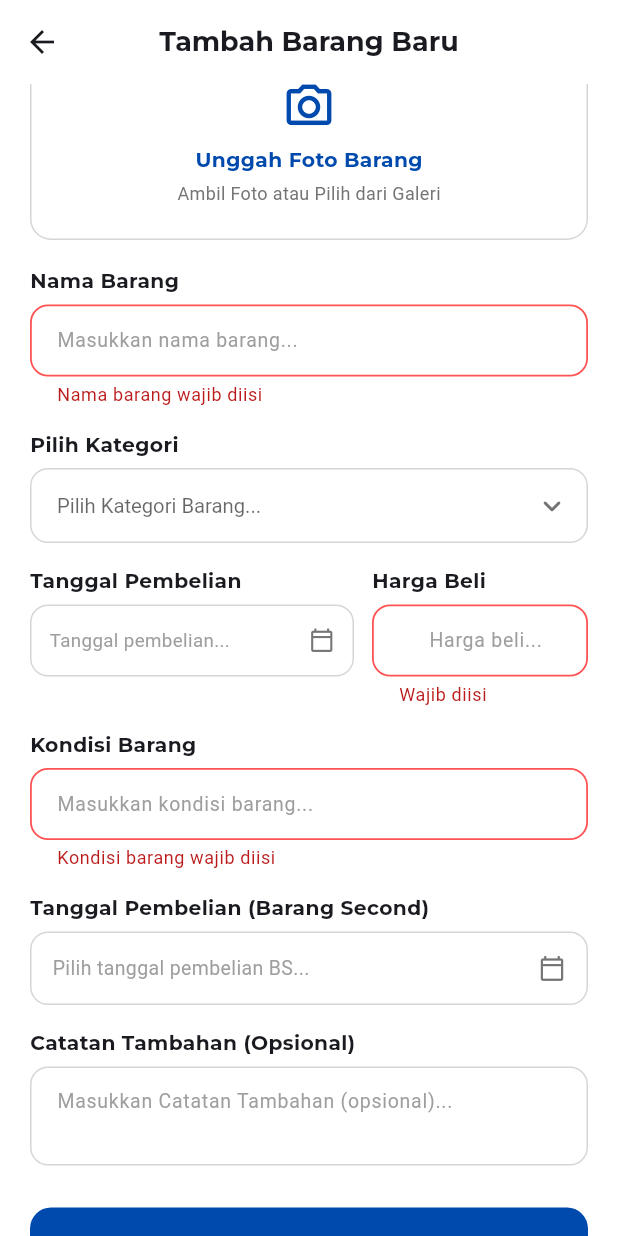
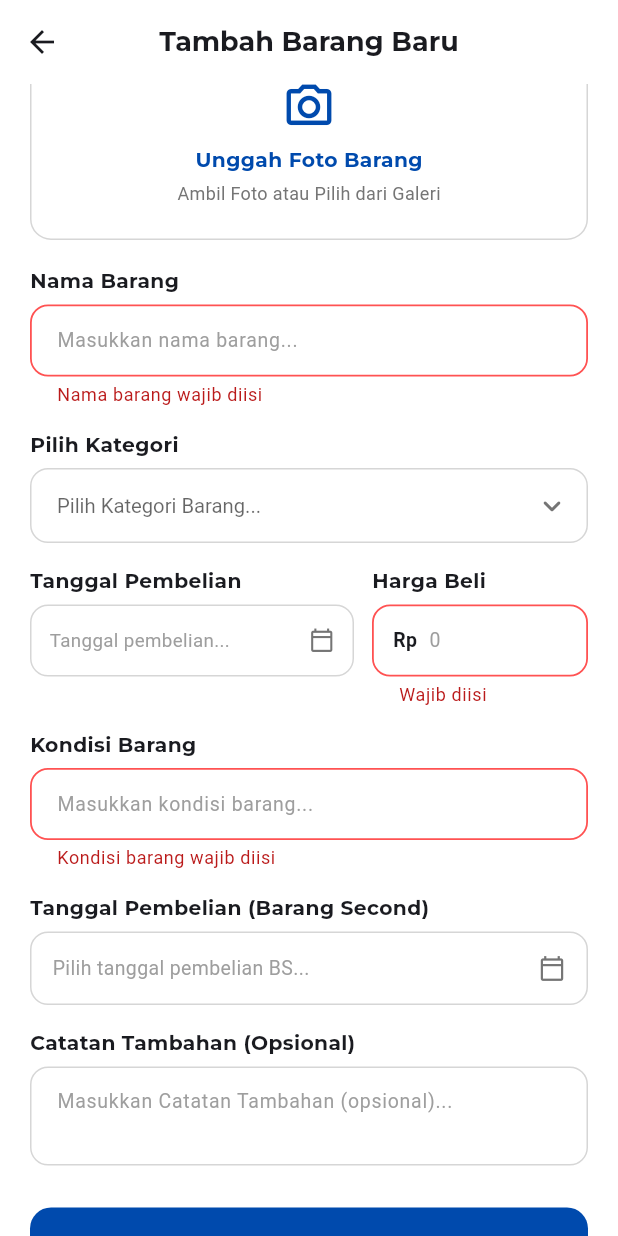
Before and after one commit to fdlh11/keepora, a Flutter app: the TambahBarangScreen screen opened directly, scrolled down 36 dp, after a tap on "Tambah Barang", on a phone screen of 412 x 824 dp. Run offline on Flutter 3.47's test engine with Material 3 defaults, Android fonts, the phone set to English and light mode, and no system bars; our stand-ins replace cloud_firestore, firebase_auth, firebase_core, google_fonts, image_picker, pdf and 2 more; accounts and stored records are empty.

Commit message:
perbaikan notif yg dari bawah ke atas untuk semua halaman yg ada di aplikasi terus perbaikan bug blink di kategori riwayat serta simbol RP yg tidak muncul

```diff
--- a/lib/screens/tambah_barang_screen.dart
+++ b/lib/screens/tambah_barang_screen.dart
@@ -6,6 +6,7 @@ import 'package:google_fonts/google_fonts.dart';
 import 'package:image_picker/image_picker.dart';
 
 import '../services/asset_service.dart';
+import '../utils/top_notif.dart';
 
 class TambahBarangScreen extends StatefulWidget {
   const TambahBarangScreen({super.key});
@@ -90,12 +91,7 @@ class _TambahBarangScreenState extends State<TambahBarangScreen> {
       }
     } catch (e) {
       if (mounted) {
-        ScaffoldMessenger.of(context).showSnackBar(
-          SnackBar(
-            content: Text('Gagal mengambil foto: $e'),
-            backgroundColor: Colors.redAccent,
-          ),
-        );
+        showTopNotif(context, 'Gagal mengambil foto: $e', isError: true);
       }
     }
   }
@@ -434,23 +430,19 @@ class _TambahBarangScreenState extends State<TambahBarangScreen> {
     if (!_formKey.currentState!.validate()) return;
 
     if (_selectedCategory == null) {
-      ScaffoldMessenger.of(context).showSnackBar(
-        const SnackBar(
-          content: Text('Silakan pilih kategori barang terlebih dahulu.'),
-          backgroundColor: Colors.redAccent,
-        ),
+      showTopNotif(
+        context,
+        'Silakan pilih kategori barang terlebih dahulu.',
+        isError: true,
       );
       return;
     }
 
     if (_purchaseDate == null && _secondHandPurchaseDate == null) {
-      ScaffoldMessenger.of(context).showSnackBar(
-        const SnackBar(
-          content: Text(
-            'Silakan pilih Tanggal Beli (baru) atau Tanggal Pembelian (Barang Second).',
-          ),
-          backgroundColor: Colors.redAccent,
-        ),
+      showTopNotif(
+        context,
+        'Silakan pilih Tanggal Beli (baru) atau Tanggal Pembelian (Barang Second).',
+        isError: true,
       );
       return;
     }
@@ -489,37 +481,28 @@ class _TambahBarangScreenState extends State<TambahBarangScreen> {
       });
 
       if (mounted) {
-        ScaffoldMessenger.of(context).showSnackBar(
-          const SnackBar(
-            content: Text('Barang berhasil ditambahkan.'),
-            backgroundColor: Color(0xFF004AAD),
-          ),
-        );
+        showTopNotif(context, 'Barang berhasil ditambahkan.');
         Navigator.pop(context, true);
       }
     } catch (e) {
       if (mounted) {
         setState(() => _isSaving = false);
-        ScaffoldMessenger.of(context).showSnackBar(
-          SnackBar(
-            content: Text('Gagal menyimpan barang: $e'),
-            backgroundColor: Colors.redAccent,
-          ),
-        );
+        showTopNotif(context, 'Gagal menyimpan barang: $e', isError: true);
       }
     }
   }
 
   InputDecoration _inputDecoration(
     String hint, {
-    String? prefixText,
+    Widget? prefixIcon,
     required Color fillColor,
     required Color borderColor,
   }) {
     return InputDecoration(
       hintText: hint,
       hintStyle: TextStyle(fontSize: 13, color: Colors.grey.shade500),
-      prefixText: prefixText,
+      prefixIcon: prefixIcon,
+      prefixIconConstraints: const BoxConstraints(minWidth: 0, minHeight: 0),
       filled: true,
       fillColor: fillColor,
       contentPadding: const EdgeInsets.symmetric(horizontal: 14, vertical: 13),
@@ -599,7 +582,6 @@ class _TambahBarangScreenState extends State<TambahBarangScreen> {
               child: Column(
                 crossAxisAlignment: CrossAxisAlignment.start,
                 children: [
-                  // 0. Kotak Unggah Foto Barang / Pratinjau Foto
                   InkWell(
                     onTap: _isSaving ? null : _showImageSourceSheet,
                     borderRadius: BorderRadius.circular(14),
@@ -692,8 +674,6 @@ class _TambahBarangScreenState extends State<TambahBarangScreen> {
                     ),
                   ),
                   const SizedBox(height: 18),
-
-                  // 1. Nama Barang
                   Text(
                     'Nama Barang',
                     style: GoogleFonts.montserrat(
@@ -716,8 +696,6 @@ class _TambahBarangScreenState extends State<TambahBarangScreen> {
                     ),
                   ),
                   const SizedBox(height: 16),
-
-                  // 2. Pilih Kategori
                   Text(
                     'Pilih Kategori',
                     style: GoogleFonts.montserrat(
@@ -750,8 +728,6 @@ class _TambahBarangScreenState extends State<TambahBarangScreen> {
                     onChanged: (val) => setState(() => _selectedCategory = val),
                   ),
                   const SizedBox(height: 16),
-
-                  // 3. Tanggal Beli (Baru) & Harga Beli
                   Row(
                     crossAxisAlignment: CrossAxisAlignment.start,
                     children: [
@@ -870,8 +846,21 @@ class _TambahBarangScreenState extends State<TambahBarangScreen> {
                                       ? 'Wajib diisi'
                                       : null,
                               decoration: _inputDecoration(
-                                'Harga beli...',
-                                prefixText: 'Rp ',
+                                '0',
+                                prefixIcon: Padding(
+                                  padding: const EdgeInsets.only(
+                                    left: 14,
+                                    right: 4,
+                                  ),
+                                  child: Text(
+                                    'Rp',
+                                    style: TextStyle(
+                                      fontSize: 13,
+                                      fontWeight: FontWeight.w600,
+                                      color: textPrimary,
+                                    ),
+                                  ),
+                                ),
                                 fillColor: fieldFillColor,
                                 borderColor: borderColor,
                               ),
@@ -882,8 +871,6 @@ class _TambahBarangScreenState extends State<TambahBarangScreen> {
                     ],
                   ),
                   const SizedBox(height: 16),
-
-                  // 4. Kondisi Barang
                   Text(
                     'Kondisi Barang',
                     style: GoogleFonts.montserrat(
@@ -906,8 +893,6 @@ class _TambahBarangScreenState extends State<TambahBarangScreen> {
                     ),
                   ),
                   const SizedBox(height: 16),
-
-                  // 5. Tanggal Pembelian (Barang Second)
                   Text(
                     'Tanggal Pembelian (Barang Second)',
                     style: GoogleFonts.montserrat(
@@ -981,8 +966,6 @@ class _TambahBarangScreenState extends State<TambahBarangScreen> {
                     ),
                   ),
                   const SizedBox(height: 16),
-
-                  // 6. Catatan Tambahan (Opsional)
                   Text(
                     'Catatan Tambahan (Opsional)',
                     style: GoogleFonts.montserrat(
@@ -1004,8 +987,6 @@ class _TambahBarangScreenState extends State<TambahBarangScreen> {
                     ),
                   ),
                   const SizedBox(height: 28),
-
-                  // 7. Tombol Tambah Barang
                   SizedBox(
                     width: double.infinity,
                     child: ElevatedButton(
```
Also changed, not shown: lib/screens/detail_barang_screen.dart (+11 -58 lines), lib/screens/detail_jadwal_screen.dart (+18 -99 lines), lib/screens/edit_riwayat_screen.dart (+4 -35 lines), lib/screens/riwayat_screen.dart (+28 -19 lines), lib/screens/tambah_jadwal_screen.dart (+11 -24 lines), 1 other file.
